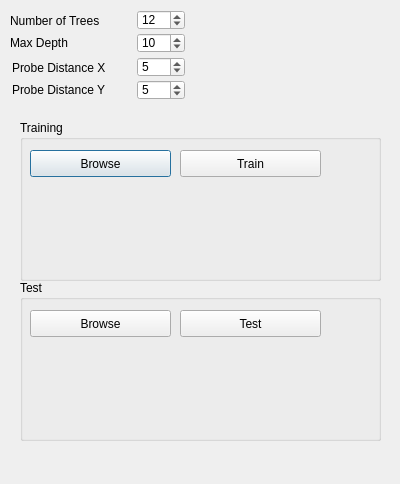
This is forms/rdfdialog.ui in Boazrciasn/RDFramework as Qt 5 draws it before an edit. The edited form follows.
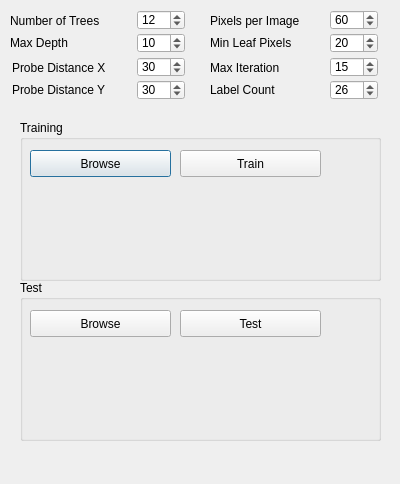
This is the edited form.

Diff of the .ui file:
```diff
--- a/forms/rdfdialog.ui
+++ b/forms/rdfdialog.ui
@@ -44,7 +44,7 @@
     <rect>
      <x>10</x>
      <y>12</y>
-     <width>121</width>
+     <width>120</width>
      <height>17</height>
     </rect>
    </property>
@@ -101,7 +101,7 @@
     </rect>
    </property>
    <property name="value">
-    <number>5</number>
+    <number>30</number>
    </property>
   </widget>
   <widget class="QSpinBox" name="spinBox_probY">
@@ -114,7 +114,7 @@
     </rect>
    </property>
    <property name="value">
-    <number>5</number>
+    <number>30</number>
    </property>
   </widget>
   <widget class="QGroupBox" name="groupBox">
@@ -221,6 +221,110 @@
     </property>
    </widget>
   </widget>
+  <widget class="QLabel" name="label_PixelsPerImage">
+   <property name="geometry">
+    <rect>
+     <x>210</x>
+     <y>12</y>
+     <width>110</width>
+     <height>17</height>
+    </rect>
+   </property>
+   <property name="text">
+    <string>Pixels per Image</string>
+   </property>
+  </widget>
+  <widget class="QSpinBox" name="spinBox_PixelsPerImage">
+   <property name="geometry">
+    <rect>
+     <x>330</x>
+     <y>10</y>
+     <width>48</width>
+     <height>20</height>
+    </rect>
+   </property>
+   <property name="value">
+    <number>60</number>
+   </property>
+  </widget>
+  <widget class="QLabel" name="label_MinLeafPixels">
+   <property name="geometry">
+    <rect>
+     <x>210</x>
+     <y>34</y>
+     <width>110</width>
+     <height>17</height>
+    </rect>
+   </property>
+   <property name="text">
+    <string>Min Leaf Pixels</string>
+   </property>
+  </widget>
+  <widget class="QSpinBox" name="spinBox_MinLeafPixels">
+   <property name="geometry">
+    <rect>
+     <x>330</x>
+     <y>33</y>
+     <width>48</width>
+     <height>20</height>
+    </rect>
+   </property>
+   <property name="value">
+    <number>20</number>
+   </property>
+  </widget>
+  <widget class="QLabel" name="label_LabelCount">
+   <property name="geometry">
+    <rect>
+     <x>210</x>
+     <y>81</y>
+     <width>110</width>
+     <height>17</height>
+    </rect>
+   </property>
+   <property name="text">
+    <string>Label Count</string>
+   </property>
+  </widget>
+  <widget class="QLabel" name="label_MaxIteration">
+   <property name="geometry">
+    <rect>
+     <x>210</x>
+     <y>59</y>
+     <width>110</width>
+     <height>17</height>
+    </rect>
+   </property>
+   <property name="text">
+    <string>Max Iteration</string>
+   </property>
+  </widget>
+  <widget class="QSpinBox" name="spinBox_MaxIteration">
+   <property name="geometry">
+    <rect>
+     <x>330</x>
+     <y>57</y>
+     <width>48</width>
+     <height>20</height>
+    </rect>
+   </property>
+   <property name="value">
+    <number>15</number>
+   </property>
+  </widget>
+  <widget class="QSpinBox" name="spinBox_LabelCount">
+   <property name="geometry">
+    <rect>
+     <x>330</x>
+     <y>80</y>
+     <width>48</width>
+     <height>20</height>
+    </rect>
+   </property>
+   <property name="value">
+    <number>26</number>
+   </property>
+  </widget>
  </widget>
  <resources/>
  <connections/>
```
